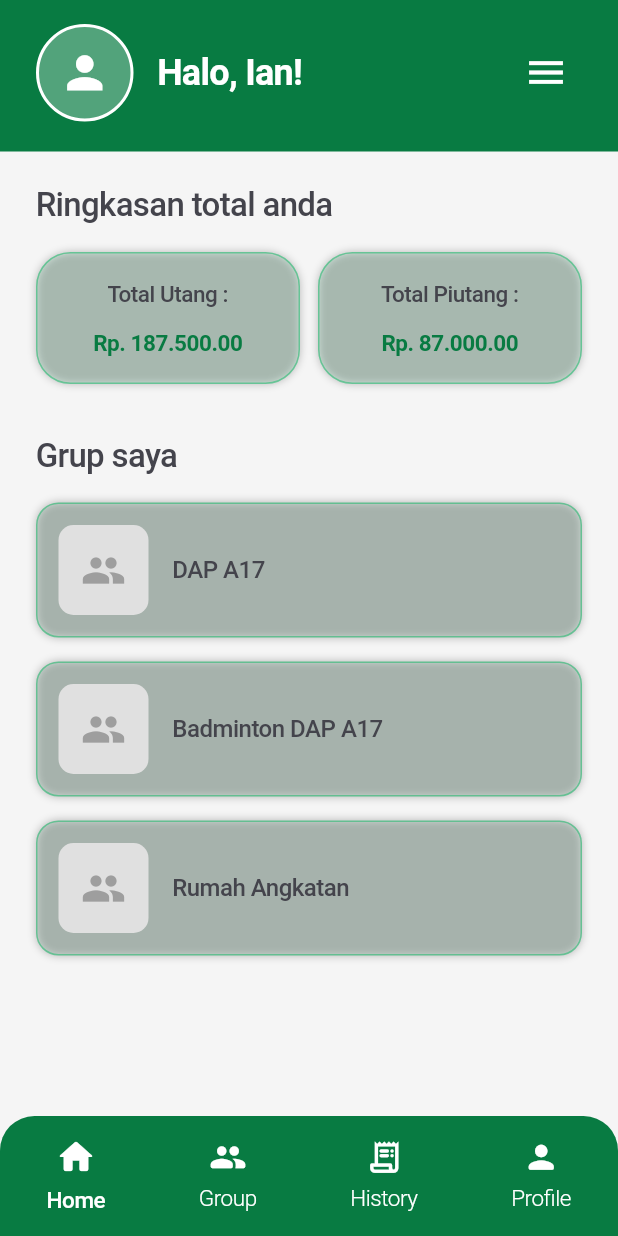
After one commit to Yanxe01/ceka.ceka, a Flutter app: the HomePage screen opened directly, on a phone screen of 412 x 824 dp. The commit adds this screen. Run offline on Flutter 3.47's test engine with Material 3 defaults, Android fonts, the phone set to English and light mode, and no system bars; Roboto replaces fonts that are missing (Poppins).

Commit message:
Update progres 30% frontend

```diff
--- /dev/null
+++ b/lib/pages/home_page.dart
@@ -0,0 +1,369 @@
+import 'package:flutter/material.dart';
+
+class HomePage extends StatefulWidget {
+  const HomePage({super.key});
+
+  @override
+  State<HomePage> createState() => _HomePageState();
+}
+
+class _HomePageState extends State<HomePage> with SingleTickerProviderStateMixin {
+  int _selectedIndex = 0;
+  late AnimationController _animationController;
+  late Animation<double> _fadeAnimation;
+  late Animation<Offset> _slideAnimation;
+
+  final List<GroupItem> _groups = [
+    GroupItem(name: 'DAP A17'),
+    GroupItem(name: 'Badminton DAP A17'),
+    GroupItem(name: 'Rumah Angkatan'),
+  ];
+
+  @override
+  void initState() {
+    super.initState();
+    _animationController = AnimationController(
+      duration: const Duration(milliseconds: 800),
+      vsync: this,
+    );
+
+    _fadeAnimation = Tween<double>(begin: 0.0, end: 1.0).animate(
+      CurvedAnimation(parent: _animationController, curve: Curves.easeIn),
+    );
+
+    _slideAnimation = Tween<Offset>(
+      begin: const Offset(0, 0.2),
+      end: Offset.zero,
+    ).animate(CurvedAnimation(
+      parent: _animationController,
+      curve: Curves.easeOutCubic,
+    ));
+
+    _animationController.forward();
+  }
+
+  @override
+  void dispose() {
+    _animationController.dispose();
+    super.dispose();
+  }
+
+  @override
+  Widget build(BuildContext context) {
+    return Scaffold(
+      backgroundColor: const Color(0xFFF5F5F5),
+      body: Column(
+        children: [
+          // Header
+          _buildHeader(),
+
+          // Content
+          Expanded(
+            child: FadeTransition(
+              opacity: _fadeAnimation,
+              child: SlideTransition(
+                position: _slideAnimation,
+                child: SingleChildScrollView(
+                  padding: const EdgeInsets.symmetric(horizontal: 24),
+                  child: Column(
+                    crossAxisAlignment: CrossAxisAlignment.start,
+                    children: [
+                      const SizedBox(height: 20),
+
+                      // Ringkasan total section
+                      const Text(
+                        'Ringkasan total anda',
+                        style: TextStyle(
+                          fontFamily: 'Poppins',
+                          fontSize: 22,
+                          fontWeight: FontWeight.w500,
+                          color: Color(0xFF44444C),
+                          letterSpacing: -0.44,
+                        ),
+                      ),
+                      const SizedBox(height: 16),
+
+                      // Summary cards
+                      Row(
+                        children: [
+                          Expanded(child: _buildSummaryCard('Total Utang :', 'Rp. 187.500.00')),
+                          const SizedBox(width: 12),
+                          Expanded(child: _buildSummaryCard('Total Piutang :', 'Rp. 87.000.00')),
+                        ],
+                      ),
+                      const SizedBox(height: 32),
+
+                      // Grup saya section
+                      const Text(
+                        'Grup saya',
+                        style: TextStyle(
+                          fontFamily: 'Poppins',
+                          fontSize: 22,
+                          fontWeight: FontWeight.w500,
+                          color: Color(0xFF44444C),
+                          letterSpacing: -0.44,
+                        ),
+                      ),
+                      const SizedBox(height: 16),
+
+                      // Group list
+                      ...List.generate(_groups.length, (index) {
+                        return TweenAnimationBuilder<double>(
+                          tween: Tween(begin: 0.0, end: 1.0),
+                          duration: Duration(milliseconds: 400 + (index * 150)),
+                          curve: Curves.easeOutCubic,
+                          builder: (context, value, child) {
+                            return Transform.translate(
+                              offset: Offset(0, 20 * (1 - value)),
+                              child: Opacity(
+                                opacity: value,
+                                child: child,
+                              ),
+                            );
+                          },
+                          child: Padding(
+                            padding: const EdgeInsets.only(bottom: 16),
+                            child: _buildGroupCard(_groups[index]),
+                          ),
+                        );
+                      }),
+
+                      const SizedBox(height: 20),
+                    ],
+                  ),
+                ),
+              ),
+            ),
+          ),
+        ],
+      ),
+      bottomNavigationBar: _buildBottomNavBar(),
+    );
+  }
+
+  Widget _buildHeader() {
+    return Container(
+      width: double.infinity,
+      padding: EdgeInsets.only(
+        top: MediaQuery.of(context).padding.top + 16,
+        left: 24,
+        right: 24,
+        bottom: 20,
+      ),
+      decoration: const BoxDecoration(
+        color: Color(0xFF087B42),
+      ),
+      child: Row(
+        children: [
+          // Profile picture
+          Container(
+            width: 65,
+            height: 65,
+            decoration: BoxDecoration(
+              shape: BoxShape.circle,
+              border: Border.all(color: Colors.white, width: 2),
+              color: Colors.white.withValues(alpha: 0.3),
+            ),
+            child: const Icon(
+              Icons.person,
+              color: Colors.white,
+              size: 35,
+            ),
+          ),
+          const SizedBox(width: 16),
+
+          // Greeting text
+          const Expanded(
+            child: Text(
+              'Halo, Ian!',
+              style: TextStyle(
+                fontFamily: 'Poppins',
+                fontSize: 24,
+                fontWeight: FontWeight.w700,
+                color: Colors.white,
+                letterSpacing: -0.48,
+              ),
+            ),
+          ),
+
+          // Menu icon
+          IconButton(
+            onPressed: () {
+              // Handle menu tap
+            },
+            icon: const Icon(
+              Icons.menu,
+              color: Colors.white,
+              size: 30,
+            ),
+          ),
+        ],
+      ),
+    );
+  }
+
+  Widget _buildSummaryCard(String title, String amount) {
+    return Container(
+      padding: const EdgeInsets.symmetric(vertical: 16, horizontal: 12),
+      decoration: BoxDecoration(
+        color: const Color(0xFF0DB662).withValues(alpha: 0.1),
+        borderRadius: BorderRadius.circular(23),
+        border: Border.all(
+          color: const Color(0xFF0DB662).withValues(alpha: 0.5),
+          width: 1,
+        ),
+        boxShadow: [
+          BoxShadow(
+            color: Colors.black.withValues(alpha: 0.25),
+            blurRadius: 4,
+            offset: const Offset(0, 0),
+          ),
+        ],
+      ),
+      child: Column(
+        children: [
+          Text(
+            title,
+            style: const TextStyle(
+              fontFamily: 'Poppins',
+              fontSize: 15,
+              fontWeight: FontWeight.w500,
+              color: Color(0xFF44444C),
+              letterSpacing: -0.3,
+            ),
+          ),
+          const SizedBox(height: 12),
+          Text(
+            amount,
+            style: const TextStyle(
+              fontFamily: 'Poppins',
+              fontSize: 15,
+              fontWeight: FontWeight.w700,
+              color: Color(0xFF087B42),
+              letterSpacing: -0.3,
+            ),
+          ),
+        ],
+      ),
+    );
+  }
+
+  Widget _buildGroupCard(GroupItem group) {
+    return Container(
+      padding: const EdgeInsets.all(14),
+      decoration: BoxDecoration(
+        color: const Color(0xFF087B42).withValues(alpha: 0.1),
+        borderRadius: BorderRadius.circular(15),
+        border: Border.all(
+          color: const Color(0xFF0DB662).withValues(alpha: 0.5),
+          width: 1,
+        ),
+        boxShadow: [
+          BoxShadow(
+            color: Colors.black.withValues(alpha: 0.25),
+            blurRadius: 4,
+            offset: const Offset(0, 0),
+          ),
+        ],
+      ),
+      child: Row(
+        children: [
+          // Group image
+          Container(
+            width: 60,
+            height: 60,
+            decoration: BoxDecoration(
+              borderRadius: BorderRadius.circular(10),
+              color: Colors.grey[300],
+            ),
+            child: const Icon(
+              Icons.group,
+              color: Colors.grey,
+              size: 30,
+            ),
+          ),
+          const SizedBox(width: 16),
+
+          // Group name
+          Expanded(
+            child: Text(
+              group.name,
+              style: const TextStyle(
+                fontFamily: 'Poppins',
+                fontSize: 16,
+                fontWeight: FontWeight.w500,
+                color: Color(0xFF44444C),
+                letterSpacing: -0.32,
+              ),
+            ),
+          ),
+        ],
+      ),
+    );
+  }
+
+  Widget _buildBottomNavBar() {
+    return Container(
+      height: 80,
+      decoration: const BoxDecoration(
+        color: Color(0xFF087B42),
+        borderRadius: BorderRadius.only(
+          topLeft: Radius.circular(23),
+          topRight: Radius.circular(23),
+        ),
+      ),
+      child: Row(
+        mainAxisAlignment: MainAxisAlignment.spaceAround,
+        children: [
+          _buildNavItem(Icons.home_rounded, 'Home', 0),
+          _buildNavItem(Icons.group_rounded, 'Group', 1),
+          _buildNavItem(Icons.receipt_long_rounded, 'History', 2),
+          _buildNavItem(Icons.person_rounded, 'Profile', 3),
+        ],
+      ),
+    );
+  }
+
+  Widget _buildNavItem(IconData icon, String label, int index) {
+    final isSelected = _selectedIndex == index;
+
+    return GestureDetector(
+      onTap: () {
+        setState(() {
+          _selectedIndex = index;
+        });
+      },
+      child: AnimatedContainer(
+        duration: const Duration(milliseconds: 200),
+        padding: const EdgeInsets.symmetric(vertical: 8, horizontal: 12),
+        child: Column(
+          mainAxisSize: MainAxisSize.min,
+          children: [
+            Icon(
+              icon,
+              color: Colors.white,
+              size: isSelected ? 28 : 25,
+            ),
+            const SizedBox(height: 4),
+            Text(
+              label,
+              style: TextStyle(
+                fontFamily: 'Poppins',
+                fontSize: 15,
+                fontWeight: isSelected ? FontWeight.w500 : FontWeight.w300,
+                color: Colors.white,
+                letterSpacing: -0.3,
+              ),
+            ),
+          ],
+        ),
+      ),
+    );
+  }
+}
+
+class GroupItem {
+  final String name;
+
+  GroupItem({required this.name});
+}
--- a/lib/pages/onboarding_page.dart
+++ b/lib/pages/onboarding_page.dart
@@ -1,4 +1,5 @@
 import 'package:flutter/material.dart';
+import 'home_page.dart';
 
 class OnboardingPage extends StatefulWidget {
   const OnboardingPage({super.key});
@@ -76,6 +77,23 @@ class _OnboardingPageState extends State<OnboardingPage>
     super.dispose();
   }
 
+  void _onMulaiPressed() {
+    Navigator.pushReplacement(
+      context,
+      PageRouteBuilder(
+        pageBuilder: (context, animation, secondaryAnimation) =>
+            const HomePage(),
+        transitionsBuilder: (context, animation, secondaryAnimation, child) {
+          return FadeTransition(
+            opacity: animation,
+            child: child,
+          );
+        },
+        transitionDuration: const Duration(milliseconds: 500),
+      ),
+    );
+  }
+
   @override
   Widget build(BuildContext context) {
     return Scaffold(
@@ -98,16 +116,17 @@ class _OnboardingPageState extends State<OnboardingPage>
               ),
 
               // Mulai button (only on last page)
-              if (_currentPage == _contents.length - 1)
-                Padding(
+              AnimatedSwitcher(
+                duration: const Duration(milliseconds: 300),
+                child: _currentPage == _contents.length - 1
+                    ? Padding(
+                        key: const ValueKey('mulai_button'),
                         padding: const EdgeInsets.only(bottom: 20),
                         child: SizedBox(
                           width: 94,
                           height: 34,
                           child: ElevatedButton(
-                      onPressed: () {
-                        // Navigate to main app or home page
-                      },
+                            onPressed: _onMulaiPressed,
                             style: ElevatedButton.styleFrom(
                               backgroundColor: const Color(0xFF0DB662),
                               shape: RoundedRectangleBorder(
@@ -125,6 +144,11 @@ class _OnboardingPageState extends State<OnboardingPage>
                               ),
                             ),
                           ),
+                        ),
+                      )
+                    : const SizedBox(
+                        key: ValueKey('empty_button'),
+                        height: 54,
                       ),
               ),
 
--- a/pubspec.yaml
+++ b/pubspec.yaml
@@ -34,6 +34,7 @@ dependencies:
   # The following adds the Cupertino Icons font to your application.
   # Use with the CupertinoIcons class for iOS style icons.
   cupertino_icons: ^1.0.8
+  shared_preferences: ^2.2.2
 
 dev_dependencies:
   flutter_test:
```
Also changed, not shown: pubspec.lock, 1 other file. Lines whose indentation alone changed are shown as unchanged.
